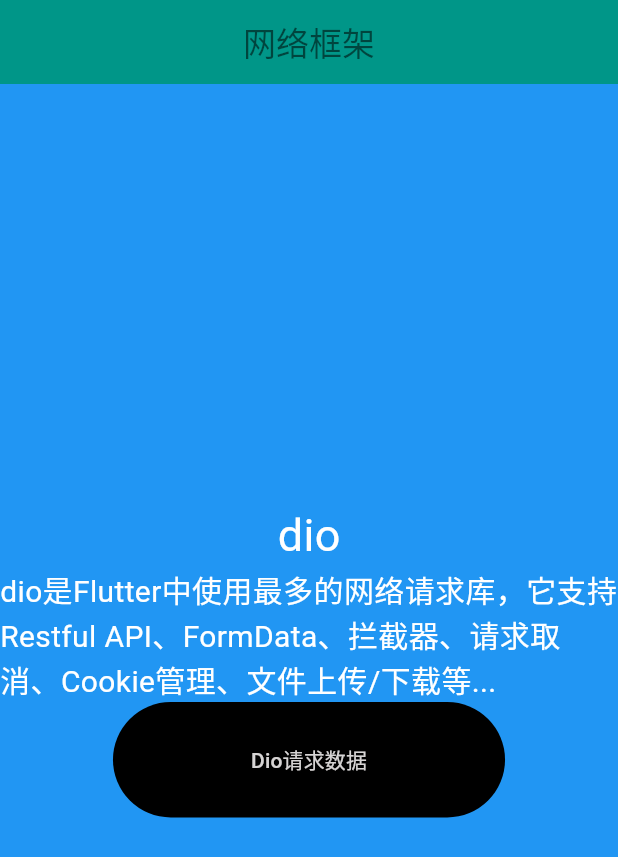
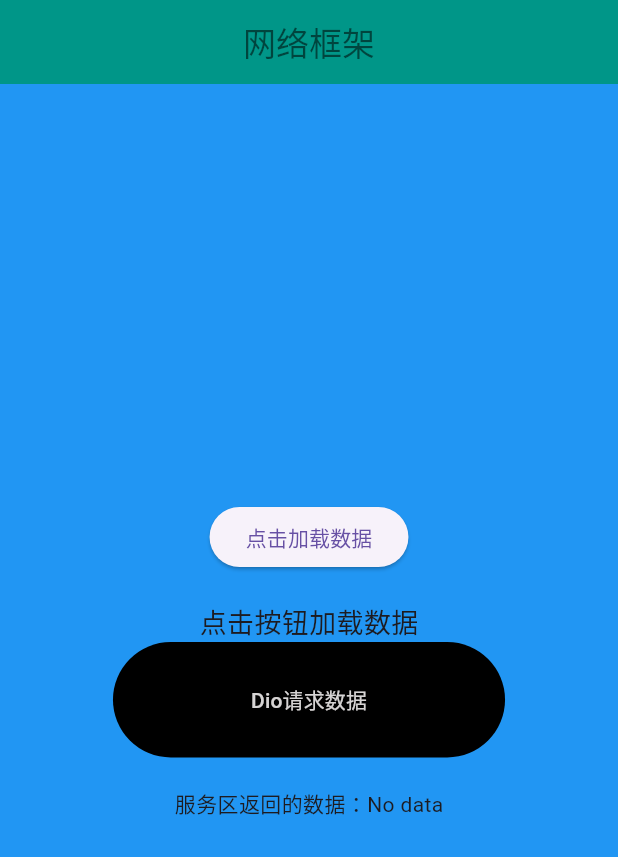
Before and after one commit to jianghu9527/flutter_20240412_Interview, a Flutter app: the util_dio screen opened directly, after a tap on "Dio请求数据", on a phone screen of 412 x 824 dp. Shown: the top 857 px of the screen. Run offline on Flutter 3.47's test engine with Material 3 defaults, Android fonts, the phone set to English and light mode, and no system bars; our stand-ins replace dio, flutter_screenutil; missing offline and left inert: dart:html; network calls fail; project files that could hold a hidden picture were left out.

Commit message:
setState 格式

```diff
--- a/lib/subview/util_dio.dart
+++ b/lib/subview/util_dio.dart
@@ -2,8 +2,7 @@ import 'dart:convert';
 
 import 'package:dio/dio.dart';
 import 'package:flutter/material.dart';
-
-
+import 'package:http/http.dart' as http;
 
 class util_dio extends StatefulWidget {
   const util_dio({super.key});
@@ -12,31 +11,89 @@ class util_dio extends StatefulWidget {
   State<util_dio> createState() => _util_dioState();
 }
 
+class _util_dioState extends State<util_dio> {
 
-class _util_dioState extends State<util_dio> {
+
+  String _dataes = 'No data';
+ String _responseData = '点击按钮加载数据';
+
+
+  Future<void>  sendData(String dataes) async {
+          print("-----------------------Dio请求----------999-----");
+                Response onee = await Dio()
+                    .get("https://jsonplaceholder.typicode.com/posts/1");
+                print("---------Dio请求----1-" + onee.toString());
+                setState(() {
+                  _dataes = onee.data.toString();
+                  print("---------Dio请求--dataes--2-" + _dataes.toString());
+                });
+
+  }
+
+  Future<void> _fetchData() async {
+    final response = await http.get(Uri.parse('https://jsonplaceholder.typicode.com/posts/1'));
+    if (response.statusCode == 200) {
+      final jsonData = jsonDecode(response.body);
+      setState(() {
+        _responseData = jsonData['title'];
+          print("---------Dio请求--responseData--============-" + _responseData.toString());
+      });
+    } else {
+
+      setState(() {
+             print("---------Dio请求--网络请求失败--2-"   );
+        _responseData = '网络请求失败';
+      });
+    }
+  }
+
+
+
   @override
   Widget build(BuildContext context) {
     return Scaffold(
-
       backgroundColor: Colors.blue,
-      appBar: AppBar(title: Text("网络框架",style: TextStyle(color:Colors.black54),),
+      appBar: AppBar(
+        title: Text(
+          "网络框架",
+          style: TextStyle(color: Colors.black54),
+        ),
         centerTitle: true,
         automaticallyImplyLeading: false,
         backgroundColor: Colors.teal,
       ),
       body: Container(
-
         child: Center(
           child: Column(
             mainAxisAlignment: MainAxisAlignment.center,
-            children: [
-              Text("dio",style: TextStyle(fontSize: 30,color: Colors.white),),
-              Text("dio是Flutter中使用最多的网络请求库，它支持Restful API、FormData、拦截器、请求取消、Cookie管理、文件上传/下载等...",
-              style: TextStyle(fontSize: 20,color: Colors.white),),
+          children:<Widget> [
+            // Text(
+            //   "dio",
+            //   style: TextStyle(fontSize: 30, color: Colors.white),
+            // ),
+            // Text(
+            //   "dio是Flutter中使用最多的网络请求库，它支持Restful API、FormData、拦截器、请求取消、Cookie管理、文件上传/下载等...",
+            //   style: TextStyle(fontSize: 20, color: Colors.white),
+            // ),
+
+             ElevatedButton(
+              onPressed: _fetchData,
+              child: Text('点击加载数据'),
+            ),
+
+
+              SizedBox(height: 20),
+            Text(
+              _responseData,
+              style: TextStyle(fontSize: 18),
+            ),
+
 
 
             TextButton(
-            style: ButtonStyle(backgroundColor:MaterialStateProperty.all<Color>(Colors.black )),
+              style: ButtonStyle(
+                  backgroundColor:
+                      MaterialStateProperty.all<Color>(Colors.black)),
               // padding:EdgeInsets.symmetric(vertical: 10,horizontal: 20),
               // // Padding.all(50)
 
@@ -48,46 +105,49 @@ class _util_dioState extends State<util_dio> {
               // ),
 
               onPressed: () async {
-             print("-----------------------Dio请求----------999-----");
-           Response onee = await Dio().get("https://jsonplaceholder.typicode.com/posts/1");
-             print("---------Dio请求----1-"+onee.toString());
 
-      Response oneejson= await Dio().get("http://116.62.149.237:8080/USR000100003");
+                sendData("");
+                // print("-----------------------Dio请求----------999-----");
+                // Response onee = await Dio()
+                //     .get("https://jsonplaceholder.typicode.com/posts/1");
+                // print("---------Dio请求----1-" + onee.toString());
+
+                // setState() {
+                //   _dataes = onee.data.toString();
+                //        print("---------Dio请求--dataes--2-" + _dataes);
+                // }
+
+                Response oneejson =
+                    await Dio().get("http://116.62.149.237:8080/USR000100003");
 
                 jsonEncode(oneejson.toString());
-        print("---------Dio请求----2-"+oneejson.toString());
+                print("---------Dio请求----2-" + oneejson.toString());
                 print("----------Dio请求------3-----$oneejson");
-
-
               },
               // child: Text("Dio请求",style: TextStyle(fontSize: 30,color: Colors.white),)
               // style:   ButtonStyle(
-
               // ),
-
-          child:  Padding(
-
-            padding: EdgeInsets.only(top: 20,bottom: 20,right: 80,left: 80),
+              child: Padding(
+                padding:
+                    EdgeInsets.only(top: 20, bottom: 20, right: 80, left: 80),
 
                 // child: Text("Dio请求",style: TextStyle(fontSize: 30,color: const Color.fromARGB(255, 228, 94, 94)),
-              child: Text("Dio请求数据",
+                child: Text(
+                  "Dio请求数据",
                   selectionColor: Color.fromARGB(216, 159, 241, 7),
                   style: TextStyle(color: Color.fromARGB(223, 245, 242, 242)),
                 ),
               ),
-
-
-          )
-
-            ]
             ),
 
 
-
-
-
+            SizedBox(height: 20,),
+            Text("服务区返回的数据："+_dataes),
+          ]),
         ),
       ),
     );
   }
+
+
 }
--- a/lib/tempCodeRunnerFile.dart
+++ /dev/null
@@ -1 +0,0 @@
- theme: ThemeData(primaryColor: const Color.fromARGB(131, 131, 131, 1)),
--- a/pubspec.yaml
+++ b/pubspec.yaml
@@ -38,7 +38,7 @@ dependencies:
   cupertino_icons: ^1.0.6
   # flutter_plugin_loader: ^1.1.2
   flutter_loader: ^0.2.6
-
+  http: ^0.13.3
 
 
 dev_dependencies:
```
Also changed, not shown: lib/main/MsgPage.dart (+34 -20 lines). Lines whose indentation alone changed are shown as unchanged.
